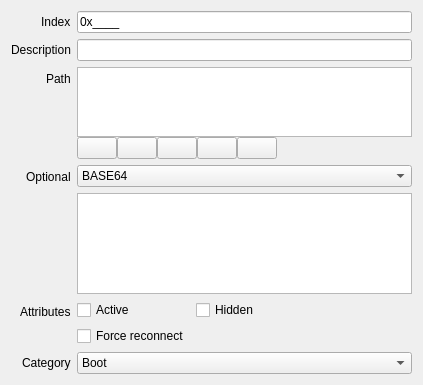
Neverous/efibooteditor, file src/form/bootentryform.ui: the form before one commit.
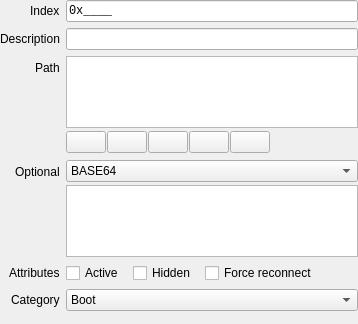
The form after the commit. Icons and pictures are not drawn. Custom widgets are drawn as their Qt base class.

Diff of the .ui file:
```diff
--- a/src/form/bootentryform.ui
+++ b/src/form/bootentryform.ui
@@ -2,33 +2,28 @@
 <ui version="4.0">
  <class>BootEntryForm</class>
  <widget class="QWidget" name="BootEntryForm">
-  <property name="geometry">
-   <rect>
-    <x>0</x>
-    <y>0</y>
-    <width>423</width>
-    <height>385</height>
-   </rect>
-  </property>
   <property name="windowTitle">
-   <string>Form</string>
+   <string>Boot entry form</string>
   </property>
-  <property name="toolTip">
-   <string>Entry form</string>
-  </property>
-  <property name="statusTip">
-   <string>Entry form</string>
-  </property>
-  <property name="whatsThis">
-   <string>&lt;html&gt;&lt;head/&gt;&lt;body&gt;&lt;p&gt;Entry form&lt;/p&gt;&lt;/body&gt;&lt;/html&gt;</string>
-  </property>
-  <layout class="QFormLayout" name="formLayout">
+  <layout class="QFormLayout" name="form_layout">
    <property name="fieldGrowthPolicy">
     <enum>QFormLayout::ExpandingFieldsGrow</enum>
    </property>
    <property name="labelAlignment">
     <set>Qt::AlignRight|Qt::AlignTrailing|Qt::AlignVCenter</set>
    </property>
+   <property name="leftMargin">
+    <number>0</number>
+   </property>
+   <property name="topMargin">
+    <number>0</number>
+   </property>
+   <property name="rightMargin">
+    <number>0</number>
+   </property>
+   <property name="bottomMargin">
+    <number>0</number>
+   </property>
    <item row="1" column="0">
     <widget class="QLabel" name="description_label">
      <property name="toolTip">
@@ -37,9 +32,6 @@
      <property name="statusTip">
       <string>Description</string>
      </property>
-     <property name="whatsThis">
-      <string>&lt;html&gt;&lt;head/&gt;&lt;body&gt;&lt;p&gt;Description&lt;/p&gt;&lt;/body&gt;&lt;/html&gt;</string>
-     </property>
      <property name="text">
       <string>Description</string>
      </property>
@@ -54,7 +46,7 @@
       <string>Description</string>
      </property>
      <property name="whatsThis">
-      <string>&lt;html&gt;&lt;head/&gt;&lt;body&gt;&lt;p&gt;Description&lt;/p&gt;&lt;/body&gt;&lt;/html&gt;</string>
+      <string>&lt;html&gt;&lt;head/&gt;&lt;body&gt;&lt;p&gt;Entry description.&lt;/p&gt;&lt;/body&gt;&lt;/html&gt;</string>
      </property>
      <property name="inputMethodHints">
       <set>Qt::ImhLatinOnly|Qt::ImhNoPredictiveText</set>
@@ -69,18 +61,15 @@
      <property name="statusTip">
       <string>Path</string>
      </property>
-     <property name="whatsThis">
-      <string>&lt;html&gt;&lt;head/&gt;&lt;body&gt;&lt;p&gt;Path&lt;/p&gt;&lt;/body&gt;&lt;/html&gt;</string>
-     </property>
      <property name="text">
       <string>Path</string>
      </property>
     </widget>
    </item>
    <item row="2" column="1">
-    <layout class="QVBoxLayout" name="paths_box" stretch="1,0">
+    <layout class="QVBoxLayout" name="device_path_box">
      <property name="spacing">
-      <number>0</number>
+      <number>3</number>
      </property>
      <property name="leftMargin">
       <number>0</number>
@@ -95,15 +84,26 @@
       <number>0</number>
      </property>
      <item>
-      <widget class="DevicePathListView" name="paths_list">
+      <widget class="DevicePathView" name="device_path">
+       <property name="sizePolicy">
+        <sizepolicy hsizetype="Expanding" vsizetype="Preferred">
+         <horstretch>0</horstretch>
+         <verstretch>0</verstretch>
+        </sizepolicy>
+       </property>
+       <property name="font">
+        <font>
+         <family>Monospace</family>
+        </font>
+       </property>
        <property name="toolTip">
-        <string>Paths list</string>
+        <string>Device path</string>
        </property>
        <property name="statusTip">
-        <string>Paths list</string>
+        <string>Device path</string>
        </property>
        <property name="whatsThis">
-        <string>&lt;html&gt;&lt;head/&gt;&lt;body&gt;&lt;p&gt;Paths list&lt;/p&gt;&lt;/body&gt;&lt;/html&gt;</string>
+        <string>&lt;html&gt;&lt;head/&gt;&lt;body&gt;&lt;p&gt;Device path.&lt;/p&gt;&lt;/body&gt;&lt;/html&gt;</string>
        </property>
        <property name="sizeAdjustPolicy">
         <enum>QAbstractScrollArea::AdjustToContents</enum>
@@ -123,15 +123,28 @@
       </widget>
      </item>
      <item>
-      <layout class="QHBoxLayout" name="paths_actions" stretch="0,0,0,0,0,1">
+      <widget class="QWidget" name="device_path_actions" native="true">
+       <property name="sizePolicy">
+        <sizepolicy hsizetype="Preferred" vsizetype="Fixed">
+         <horstretch>0</horstretch>
+         <verstretch>0</verstretch>
+        </sizepolicy>
+       </property>
+       <layout class="QHBoxLayout" name="paths_actions_layout" stretch="0,0,0,0,0,1">
        <property name="spacing">
+         <number>1</number>
+        </property>
+        <property name="leftMargin">
+         <number>0</number>
+        </property>
+        <property name="topMargin">
         <number>0</number>
        </property>
        <property name="rightMargin">
-        <number>0</number>
+         <number>1</number>
        </property>
        <property name="bottomMargin">
-        <number>0</number>
+         <number>1</number>
        </property>
        <item>
         <widget class="QPushButton" name="path_move_up">
@@ -142,13 +155,13 @@
           </size>
          </property>
          <property name="toolTip">
-          <string>Move up</string>
+           <string>Move file path up</string>
          </property>
          <property name="statusTip">
-          <string>Move up</string>
+           <string>Move file path up</string>
          </property>
          <property name="whatsThis">
-          <string>&lt;html&gt;&lt;head/&gt;&lt;body&gt;&lt;p&gt;Move up&lt;/p&gt;&lt;/body&gt;&lt;/html&gt;</string>
+           <string>&lt;html&gt;&lt;head/&gt;&lt;body&gt;&lt;p&gt;Move file path up.&lt;/p&gt;&lt;/body&gt;&lt;/html&gt;</string>
          </property>
          <property name="text">
           <string/>
@@ -157,12 +170,6 @@
           <iconset theme="up">
            <normaloff>.</normaloff>.</iconset>
          </property>
-         <property name="default">
-          <bool>false</bool>
-         </property>
-         <property name="flat">
-          <bool>false</bool>
-         </property>
         </widget>
        </item>
        <item>
@@ -174,13 +181,13 @@
           </size>
          </property>
          <property name="toolTip">
-          <string>Move down</string>
+           <string>Move file path down</string>
          </property>
          <property name="statusTip">
-          <string>Move down</string>
+           <string>Move file path down</string>
          </property>
          <property name="whatsThis">
-          <string>&lt;html&gt;&lt;head/&gt;&lt;body&gt;&lt;p&gt;Move down&lt;/p&gt;&lt;/body&gt;&lt;/html&gt;</string>
+           <string>&lt;html&gt;&lt;head/&gt;&lt;body&gt;&lt;p&gt;Move file path down.&lt;/p&gt;&lt;/body&gt;&lt;/html&gt;</string>
          </property>
          <property name="text">
           <string/>
@@ -189,12 +196,6 @@
           <iconset theme="down">
            <normaloff>.</normaloff>.</iconset>
          </property>
-         <property name="default">
-          <bool>false</bool>
-         </property>
-         <property name="flat">
-          <bool>false</bool>
-         </property>
         </widget>
        </item>
        <item>
@@ -206,13 +207,13 @@
           </size>
          </property>
          <property name="toolTip">
-          <string>Remove</string>
+           <string>Remove file path</string>
          </property>
          <property name="statusTip">
-          <string>Remove</string>
+           <string>Remove file path</string>
          </property>
          <property name="whatsThis">
-          <string>&lt;html&gt;&lt;head/&gt;&lt;body&gt;&lt;p&gt;Remove&lt;/p&gt;&lt;/body&gt;&lt;/html&gt;</string>
+           <string>&lt;html&gt;&lt;head/&gt;&lt;body&gt;&lt;p&gt;Remove file path.&lt;/p&gt;&lt;/body&gt;&lt;/html&gt;</string>
          </property>
          <property name="text">
           <string/>
@@ -221,12 +222,6 @@
           <iconset theme="remove">
            <normaloff>.</normaloff>.</iconset>
          </property>
-         <property name="default">
-          <bool>false</bool>
-         </property>
-         <property name="flat">
-          <bool>false</bool>
-         </property>
         </widget>
        </item>
        <item>
@@ -238,13 +233,13 @@
           </size>
          </property>
          <property name="toolTip">
-          <string>Edit</string>
+           <string>Edit file path</string>
          </property>
          <property name="statusTip">
-          <string>Edit</string>
+           <string>Edit file path</string>
          </property>
          <property name="whatsThis">
-          <string>&lt;html&gt;&lt;head/&gt;&lt;body&gt;&lt;p&gt;Edit&lt;/p&gt;&lt;/body&gt;&lt;/html&gt;</string>
+           <string>&lt;html&gt;&lt;head/&gt;&lt;body&gt;&lt;p&gt;Edit file path.&lt;/p&gt;&lt;/body&gt;&lt;/html&gt;</string>
          </property>
          <property name="text">
           <string/>
@@ -253,12 +248,6 @@
           <iconset theme="edit">
            <normaloff>.</normaloff>.</iconset>
          </property>
-         <property name="default">
-          <bool>false</bool>
-         </property>
-         <property name="flat">
-          <bool>false</bool>
-         </property>
         </widget>
        </item>
        <item>
@@ -270,13 +259,13 @@
           </size>
          </property>
          <property name="toolTip">
-          <string>Add</string>
+           <string>Add file path</string>
          </property>
          <property name="statusTip">
-          <string>Add</string>
+           <string>Add file path</string>
          </property>
          <property name="whatsThis">
-          <string>&lt;html&gt;&lt;head/&gt;&lt;body&gt;&lt;p&gt;Add&lt;/p&gt;&lt;/body&gt;&lt;/html&gt;</string>
+           <string>&lt;html&gt;&lt;head/&gt;&lt;body&gt;&lt;p&gt;Add file path.&lt;/p&gt;&lt;/body&gt;&lt;/html&gt;</string>
          </property>
          <property name="text">
           <string/>
@@ -285,12 +274,6 @@
           <iconset theme="add">
            <normaloff>.</normaloff>.</iconset>
          </property>
-         <property name="default">
-          <bool>false</bool>
-         </property>
-         <property name="flat">
-          <bool>false</bool>
-         </property>
         </widget>
        </item>
        <item>
@@ -307,6 +290,7 @@
         </spacer>
        </item>
       </layout>
+      </widget>
      </item>
     </layout>
    </item>
@@ -318,9 +302,6 @@
      <property name="statusTip">
       <string>Optional data</string>
      </property>
-     <property name="whatsThis">
-      <string>&lt;html&gt;&lt;head/&gt;&lt;body&gt;&lt;p&gt;Optional data&lt;/p&gt;&lt;/body&gt;&lt;/html&gt;</string>
-     </property>
      <property name="text">
       <string>Optional</string>
      </property>
@@ -328,6 +309,9 @@
    </item>
    <item row="3" column="1">
     <layout class="QVBoxLayout" name="optional_data_box" stretch="0,1">
+     <property name="spacing">
+      <number>3</number>
+     </property>
      <item>
       <widget class="QComboBox" name="optional_data_format_combo">
        <property name="toolTip">
@@ -337,7 +321,7 @@
         <string>Optional data format</string>
        </property>
        <property name="whatsThis">
-        <string>&lt;html&gt;&lt;head/&gt;&lt;body&gt;&lt;p&gt;Optional data format&lt;/p&gt;&lt;/body&gt;&lt;/html&gt;</string>
+        <string>&lt;html&gt;&lt;head/&gt;&lt;body&gt;&lt;p&gt;Optional data format.&lt;/p&gt;&lt;/body&gt;&lt;/html&gt;</string>
        </property>
        <item>
         <property name="text">
@@ -363,6 +347,12 @@
      </item>
      <item>
       <widget class="QPlainTextEdit" name="optional_data_text">
+       <property name="sizePolicy">
+        <sizepolicy hsizetype="Expanding" vsizetype="Expanding">
+         <horstretch>0</horstretch>
+         <verstretch>0</verstretch>
+        </sizepolicy>
+       </property>
        <property name="font">
         <font>
          <family>Monospace</family>
@@ -375,7 +365,10 @@
         <string>Optional data</string>
        </property>
        <property name="whatsThis">
-        <string>&lt;html&gt;&lt;head/&gt;&lt;body&gt;&lt;p&gt;Optional data&lt;/p&gt;&lt;/body&gt;&lt;/html&gt;</string>
+        <string>&lt;html&gt;&lt;head/&gt;&lt;body&gt;&lt;p&gt;Entry optional data.&lt;/p&gt;&lt;/body&gt;&lt;/html&gt;</string>
+       </property>
+       <property name="sizeAdjustPolicy">
+        <enum>QAbstractScrollArea::AdjustToContents</enum>
        </property>
       </widget>
      </item>
@@ -389,81 +382,13 @@
      <property name="statusTip">
       <string>Attributes</string>
      </property>
-     <property name="whatsThis">
-      <string>&lt;html&gt;&lt;head/&gt;&lt;body&gt;&lt;p&gt;Attributes&lt;/p&gt;&lt;/body&gt;&lt;/html&gt;</string>
-     </property>
      <property name="text">
       <string>Attributes</string>
      </property>
     </widget>
    </item>
-   <item row="4" column="1">
-    <layout class="QGridLayout" name="attributes_box">
-     <item row="0" column="0">
-      <widget class="QCheckBox" name="attribute_active">
-       <property name="toolTip">
-        <string>Active</string>
-       </property>
-       <property name="statusTip">
-        <string>Active</string>
-       </property>
-       <property name="whatsThis">
-        <string>&lt;html&gt;&lt;head/&gt;&lt;body&gt;&lt;p&gt;Active&lt;/p&gt;&lt;/body&gt;&lt;/html&gt;</string>
-       </property>
-       <property name="text">
-        <string>Active</string>
-       </property>
-      </widget>
-     </item>
-     <item row="1" column="0">
-      <widget class="QCheckBox" name="attribute_force_reconnect">
-       <property name="toolTip">
-        <string>Force reconnect</string>
-       </property>
-       <property name="statusTip">
-        <string>Force reconnect</string>
-       </property>
-       <property name="whatsThis">
-        <string>&lt;html&gt;&lt;head/&gt;&lt;body&gt;&lt;p&gt;Force reconnect&lt;/p&gt;&lt;/body&gt;&lt;/html&gt;</string>
-       </property>
-       <property name="text">
-        <string>Force reconnect</string>
-       </property>
-      </widget>
-     </item>
-     <item row="0" column="1">
-      <widget class="QCheckBox" name="attribute_hidden">
-       <property name="toolTip">
-        <string>Hidden</string>
-       </property>
-       <property name="statusTip">
-        <string>Hidden</string>
-       </property>
-       <property name="whatsThis">
-        <string>&lt;html&gt;&lt;head/&gt;&lt;body&gt;&lt;p&gt;Hidden&lt;/p&gt;&lt;/body&gt;&lt;/html&gt;</string>
-       </property>
-       <property name="text">
-        <string>Hidden</string>
-       </property>
-      </widget>
-     </item>
-     <item row="0" column="2">
-      <spacer name="attribute_box_spacer">
-       <property name="orientation">
-        <enum>Qt::Horizontal</enum>
-       </property>
-       <property name="sizeHint" stdset="0">
-        <size>
-         <width>40</width>
-         <height>20</height>
-        </size>
-       </property>
-      </spacer>
-     </item>
-    </layout>
-   </item>
    <item row="5" column="1">
-    <widget class="QComboBox" name="categoty_combo">
+    <widget class="QComboBox" name="category_combo">
      <property name="sizePolicy">
       <sizepolicy hsizetype="Expanding" vsizetype="Fixed">
        <horstretch>0</horstretch>
@@ -477,7 +402,7 @@
       <string>Category</string>
      </property>
      <property name="whatsThis">
-      <string>&lt;html&gt;&lt;head/&gt;&lt;body&gt;&lt;p&gt;Category&lt;/p&gt;&lt;/body&gt;&lt;/html&gt;</string>
+      <string>&lt;html&gt;&lt;head/&gt;&lt;body&gt;&lt;p&gt;Entry category.&lt;/p&gt;&lt;/body&gt;&lt;/html&gt;</string>
      </property>
      <item>
       <property name="text">
@@ -499,9 +424,6 @@
      <property name="statusTip">
       <string>Category</string>
      </property>
-     <property name="whatsThis">
-      <string>&lt;html&gt;&lt;head/&gt;&lt;body&gt;&lt;p&gt;Category&lt;/p&gt;&lt;/body&gt;&lt;/html&gt;</string>
-     </property>
      <property name="text">
       <string>Category</string>
      </property>
@@ -515,9 +437,6 @@
      <property name="statusTip">
       <string>Index</string>
      </property>
-     <property name="whatsThis">
-      <string>&lt;html&gt;&lt;head/&gt;&lt;body&gt;&lt;p&gt;Index&lt;/p&gt;&lt;/body&gt;&lt;/html&gt;</string>
-     </property>
      <property name="text">
       <string>Index</string>
      </property>
@@ -525,14 +444,19 @@
    </item>
    <item row="0" column="1">
     <widget class="QLineEdit" name="index_text">
+     <property name="font">
+      <font>
+       <family>Monospace</family>
+      </font>
+     </property>
      <property name="toolTip">
-      <string>Order</string>
+      <string>Index</string>
      </property>
      <property name="statusTip">
-      <string>Order</string>
+      <string>Index</string>
      </property>
      <property name="whatsThis">
-      <string>&lt;html&gt;&lt;head/&gt;&lt;body&gt;&lt;p&gt;Order&lt;/p&gt;&lt;/body&gt;&lt;/html&gt;</string>
+      <string>&lt;html&gt;&lt;head/&gt;&lt;body&gt;&lt;p&gt;Entry index.&lt;/p&gt;&lt;/body&gt;&lt;/html&gt;</string>
      </property>
      <property name="inputMask">
       <string notr="true">&gt;\0\xHHHH;_</string>
@@ -542,13 +466,108 @@
      </property>
     </widget>
    </item>
+   <item row="4" column="1">
+    <widget class="QWidget" name="attributes_box" native="true">
+     <property name="sizePolicy">
+      <sizepolicy hsizetype="Preferred" vsizetype="Fixed">
+       <horstretch>0</horstretch>
+       <verstretch>0</verstretch>
+      </sizepolicy>
+     </property>
+     <layout class="QGridLayout" name="attributes_box_layout" columnstretch="0,0,0,1">
+      <property name="leftMargin">
+       <number>0</number>
+      </property>
+      <property name="topMargin">
+       <number>0</number>
+      </property>
+      <property name="rightMargin">
+       <number>0</number>
+      </property>
+      <property name="bottomMargin">
+       <number>0</number>
+      </property>
+      <property name="spacing">
+       <number>9</number>
+      </property>
+      <item row="0" column="0">
+       <widget class="QCheckBox" name="attribute_active">
+        <property name="toolTip">
+         <string>Active</string>
+        </property>
+        <property name="statusTip">
+         <string>Active</string>
+        </property>
+        <property name="whatsThis">
+         <string>&lt;html&gt;&lt;head/&gt;&lt;body&gt;&lt;p&gt;Is entry considered for automatic boot?&lt;/p&gt;&lt;/body&gt;&lt;/html&gt;</string>
+        </property>
+        <property name="text">
+         <string>Active</string>
+        </property>
+       </widget>
+      </item>
+      <item row="0" column="3">
+       <spacer name="attribute_box_spacer">
+        <property name="orientation">
+         <enum>Qt::Horizontal</enum>
+        </property>
+        <property name="sizeHint" stdset="0">
+         <size>
+          <width>40</width>
+          <height>20</height>
+         </size>
+        </property>
+       </spacer>
+      </item>
+      <item row="0" column="1">
+       <widget class="QCheckBox" name="attribute_hidden">
+        <property name="toolTip">
+         <string>Hidden</string>
+        </property>
+        <property name="statusTip">
+         <string>Hidden</string>
+        </property>
+        <property name="whatsThis">
+         <string>&lt;html&gt;&lt;head/&gt;&lt;body&gt;&lt;p&gt;Hidden.&lt;/p&gt;&lt;/body&gt;&lt;/html&gt;</string>
+        </property>
+        <property name="text">
+         <string>Hidden</string>
+        </property>
+       </widget>
+      </item>
+      <item row="0" column="2">
+       <widget class="QCheckBox" name="attribute_force_reconnect">
+        <property name="toolTip">
+         <string>Force reconnect</string>
+        </property>
+        <property name="statusTip">
+         <string>Force reconnect</string>
+        </property>
+        <property name="whatsThis">
+         <string>&lt;html&gt;&lt;head/&gt;&lt;body&gt;&lt;p&gt;Force reconnect.&lt;/p&gt;&lt;/body&gt;&lt;/html&gt;</string>
+        </property>
+        <property name="text">
+         <string>Force reconnect</string>
+        </property>
+       </widget>
+      </item>
+     </layout>
+    </widget>
+   </item>
+   <item row="6" column="1">
+    <spacer name="vertical_spacer">
+     <property name="orientation">
+      <enum>Qt::Vertical</enum>
+     </property>
+    </spacer>
+   </item>
   </layout>
  </widget>
  <customwidgets>
   <customwidget>
-   <class>DevicePathListView</class>
+   <class>DevicePathView</class>
    <extends>QListView</extends>
-   <header>devicepathlistview.h</header>
+   <header>devicepathview.h</header>
    <slots>
     <slot>removeCurrentRow()</slot>
     <slot>insertRow()</slot>
@@ -595,7 +614,7 @@
   <connection>
    <sender>path_add</sender>
    <signal>clicked()</signal>
-   <receiver>paths_list</receiver>
+   <receiver>device_path</receiver>
    <slot>insertRow()</slot>
    <hints>
     <hint type="sourcelabel">
@@ -611,7 +630,7 @@
   <connection>
    <sender>path_remove</sender>
    <signal>clicked()</signal>
-   <receiver>paths_list</receiver>
+   <receiver>device_path</receiver>
    <slot>removeCurrentRow()</slot>
    <hints>
     <hint type="sourcelabel">
@@ -627,7 +646,7 @@
   <connection>
    <sender>path_move_up</sender>
    <signal>clicked()</signal>
-   <receiver>paths_list</receiver>
+   <receiver>device_path</receiver>
    <slot>moveCurrentRowUp()</slot>
    <hints>
     <hint type="sourcelabel">
@@ -643,7 +662,7 @@
   <connection>
    <sender>path_move_down</sender>
    <signal>clicked()</signal>
-   <receiver>paths_list</receiver>
+   <receiver>device_path</receiver>
    <slot>moveCurrentRowDown()</slot>
    <hints>
     <hint type="sourcelabel">
@@ -705,7 +724,7 @@
    </hints>
   </connection>
   <connection>
-   <sender>categoty_combo</sender>
+   <sender>category_combo</sender>
    <signal>currentIndexChanged(int)</signal>
    <receiver>BootEntryForm</receiver>
    <slot>categoryChanged(int)</slot>
@@ -723,7 +742,7 @@
   <connection>
    <sender>path_edit</sender>
    <signal>clicked()</signal>
-   <receiver>paths_list</receiver>
+   <receiver>device_path</receiver>
    <slot>editCurrentRow()</slot>
    <hints>
     <hint type="sourcelabel">
@@ -753,9 +772,9 @@
    </hints>
   </connection>
   <connection>
-   <sender>paths_list</sender>
+   <sender>device_path</sender>
    <signal>doubleClicked(QModelIndex)</signal>
-   <receiver>paths_list</receiver>
+   <receiver>device_path</receiver>
    <slot>editCurrentRow()</slot>
    <hints>
     <hint type="sourcelabel">
```
Lines whose indentation alone changed are shown as unchanged.
